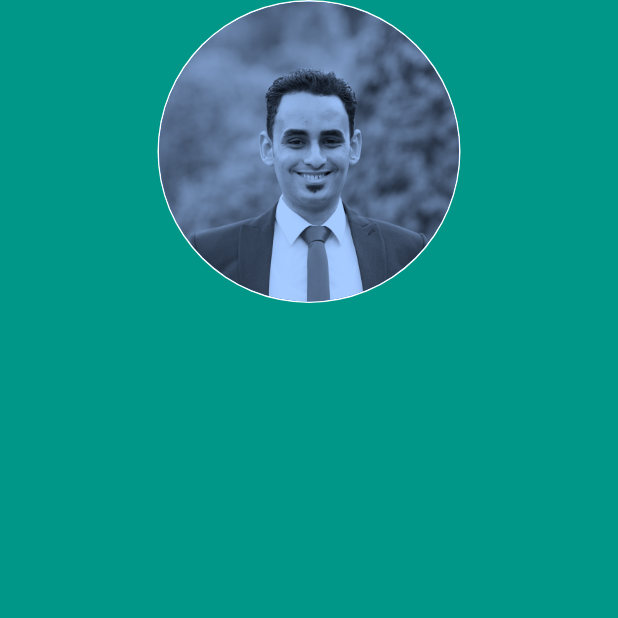
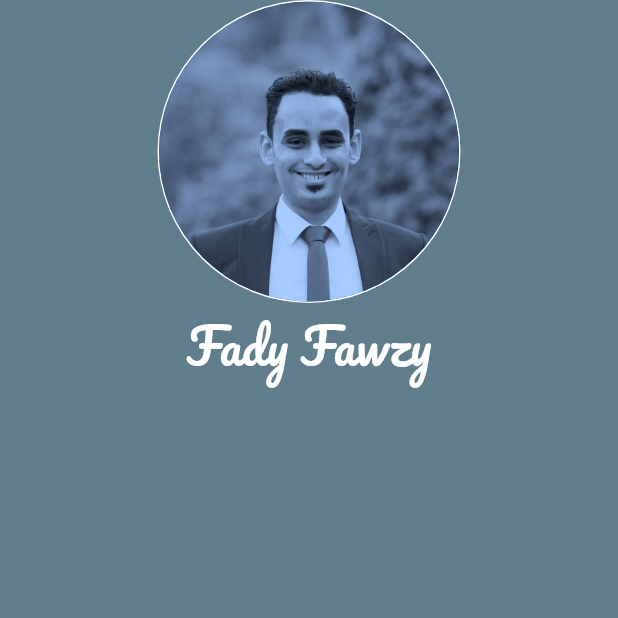
Before and after one commit to FadyFawzyOfficial/business_card, a Flutter app: the screen it shows after launch, on a phone screen of 412 x 824 dp, the top half of it. Run offline on Flutter 3.47's test engine with Material 2 defaults, Android fonts, the phone set to English and light mode, and no system bars.

Commit message:
2. Add Fonts to the App

```diff
--- a/lib/main.dart
+++ b/lib/main.dart
@@ -9,7 +9,7 @@ class BusinessCard extends StatelessWidget {
   Widget build(BuildContext context) {
     return const MaterialApp(
       home: Scaffold(
-        backgroundColor: Colors.teal,
+        backgroundColor: Colors.blueGrey,
         body: Column(
           crossAxisAlignment: CrossAxisAlignment.stretch,
           children: [
@@ -20,7 +20,16 @@ class BusinessCard extends StatelessWidget {
                 radius: 100,
                 backgroundImage: AssetImage('assets/images/fady.jpg'),
               ),
-            )
+            ),
+            Text(
+              'Fady Fawzy',
+              textAlign: TextAlign.center,
+              style: TextStyle(
+                fontSize: 32,
+                color: Colors.white,
+                fontFamily: 'Pacifico',
+              ),
+            ),
           ],
         ),
       ),
```
Also changed, not shown: pubspec.yaml (+4 -12 lines), assets/fonts/Pacifico-Regular.ttf (added).
